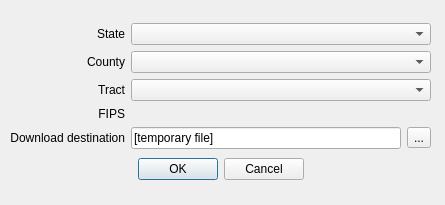
Qt form get_nsi_data_dialog_base.ui (sebastianrowan/get_nsi_data) before a commit.
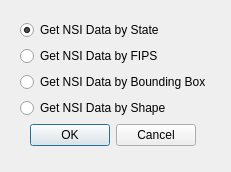
The same form after that commit.

Commit message:
Create launcher dialog
Launch plugin with main dialog where user chooses download method. Then open download dialog based on user selection.

Diff of the .ui file:
```diff
--- a/get_nsi_data_dialog_base.ui
+++ b/get_nsi_data_dialog_base.ui
@@ -6,8 +6,8 @@
    <rect>
     <x>0</x>
     <y>0</y>
-    <width>445</width>
-    <height>205</height>
+    <width>231</width>
+    <height>172</height>
    </rect>
   </property>
   <property name="windowTitle">
@@ -16,138 +16,46 @@
   <widget class="QWidget" name="verticalLayoutWidget">
    <property name="geometry">
     <rect>
-     <x>10</x>
+     <x>20</x>
      <y>20</y>
-     <width>421</width>
-     <height>164</height>
+     <width>185</width>
+     <height>130</height>
     </rect>
    </property>
    <layout class="QVBoxLayout" name="verticalLayout">
     <item>
-     <layout class="QGridLayout" name="gridLayout" columnstretch="1,5">
-      <item row="4" column="0">
-       <widget class="QLabel" name="label_5">
+     <widget class="QRadioButton" name="stateButton">
         <property name="text">
-         <string>Download destination</string>
-        </property>
-        <property name="alignment">
-         <set>Qt::AlignRight|Qt::AlignTrailing|Qt::AlignVCenter</set>
-        </property>
-       </widget>
-      </item>
-      <item row="2" column="0">
-       <widget class="QLabel" name="label_4">
-        <property name="sizePolicy">
-         <sizepolicy hsizetype="Preferred" vsizetype="Preferred">
-          <horstretch>0</horstretch>
-          <verstretch>0</verstretch>
-         </sizepolicy>
-        </property>
-        <property name="layoutDirection">
-         <enum>Qt::LeftToRight</enum>
-        </property>
-        <property name="text">
-         <string>Tract</string>
-        </property>
-        <property name="alignment">
-         <set>Qt::AlignRight|Qt::AlignTrailing|Qt::AlignVCenter</set>
-        </property>
-        <property name="indent">
-         <number>0</number>
-        </property>
-       </widget>
-      </item>
-      <item row="2" column="1">
-       <widget class="QComboBox" name="comboBoxTract">
-        <property name="enabled">
+       <string>Get NSI Data by State</string>
+      </property>
+      <property name="checked">
          <bool>true</bool>
         </property>
        </widget>
       </item>
-      <item row="0" column="1">
-       <widget class="QComboBox" name="comboBoxState"/>
-      </item>
-      <item row="0" column="0">
-       <widget class="QLabel" name="label_2">
-        <property name="sizePolicy">
-         <sizepolicy hsizetype="Preferred" vsizetype="Preferred">
-          <horstretch>0</horstretch>
-          <verstretch>0</verstretch>
-         </sizepolicy>
-        </property>
+    <item>
+     <widget class="QRadioButton" name="fipsButton">
         <property name="text">
-         <string>State</string>
-        </property>
-        <property name="alignment">
-         <set>Qt::AlignRight|Qt::AlignTrailing|Qt::AlignVCenter</set>
+       <string>Get NSI Data by FIPS</string>
+      </property>
+      <property name="checked">
+       <bool>false</bool>
         </property>
        </widget>
       </item>
-      <item row="1" column="0">
-       <widget class="QLabel" name="label_3">
-        <property name="sizePolicy">
-         <sizepolicy hsizetype="Preferred" vsizetype="Preferred">
-          <horstretch>0</horstretch>
-          <verstretch>0</verstretch>
-         </sizepolicy>
-        </property>
-        <property name="text">
-         <string>County</string>
-        </property>
-        <property name="alignment">
-         <set>Qt::AlignRight|Qt::AlignTrailing|Qt::AlignVCenter</set>
-        </property>
-       </widget>
-      </item>
-      <item row="3" column="0">
-       <widget class="QLabel" name="label">
-        <property name="text">
-         <string>FIPS</string>
-        </property>
-        <property name="alignment">
-         <set>Qt::AlignRight|Qt::AlignTrailing|Qt::AlignVCenter</set>
-        </property>
-       </widget>
-      </item>
-      <item row="1" column="1">
-       <widget class="QComboBox" name="comboBoxCounty">
-        <property name="enabled">
-         <bool>true</bool>
-        </property>
-       </widget>
-      </item>
-      <item row="4" column="1">
-       <layout class="QHBoxLayout" name="horizontalLayout">
         <item>
-         <widget class="QLineEdit" name="fipsSaveLine">
+     <widget class="QRadioButton" name="bboxButton">
           <property name="text">
-           <string>[temporary file]</string>
+       <string>Get NSI Data by Bounding Box</string>
           </property>
          </widget>
         </item>
         <item>
-         <widget class="QToolButton" name="fipsFolderButton">
+     <widget class="QRadioButton" name="shapeButton">
           <property name="text">
-           <string>...</string>
-          </property>
-         </widget>
-        </item>
-       </layout>
-      </item>
-      <item row="3" column="1">
-       <widget class="QLabel" name="labelFips">
-        <property name="sizePolicy">
-         <sizepolicy hsizetype="Preferred" vsizetype="Fixed">
-          <horstretch>0</horstretch>
-          <verstretch>0</verstretch>
-         </sizepolicy>
-        </property>
-        <property name="text">
-         <string> </string>
-        </property>
-       </widget>
-      </item>
-     </layout>
+       <string>Get NSI Data by Shape</string>
+      </property>
+     </widget>
     </item>
     <item>
      <widget class="QDialogButtonBox" name="button_box">
```
Left out of the diff: 8 changed lines with no effect on the pictures. Lines whose indentation alone changed are shown as unchanged. The commit also changes 2 other files.
